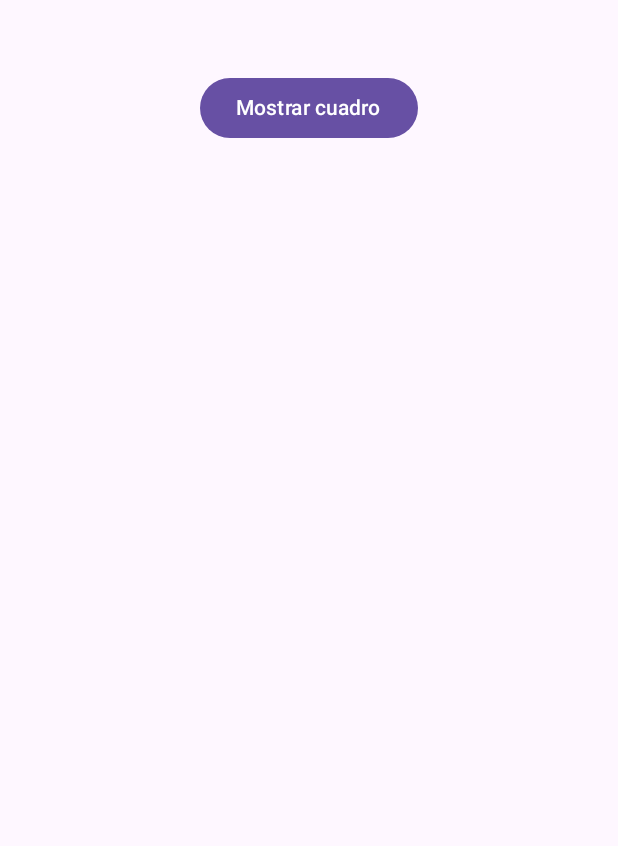
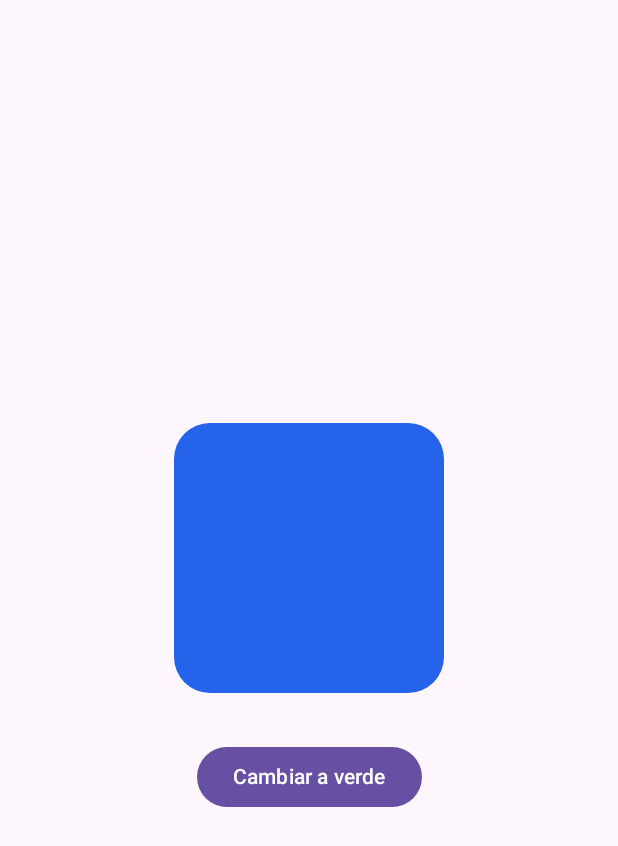
Before and after one commit to josueperez-ctrl/LaboratorioAnimaciones, an Android app built with Jetpack Compose: the screen it shows after launch (MainActivity), on a phone screen of 412 x 824 dp. Shown: the top 846 px of the screen. Run offline under Robolectric (Android 15) with nearby library versions, the phone set to English and light mode, and no system bars.

Commit message:
feat: animar cambio de color con animateColorAsState

```diff
--- a/app/src/main/java/com/example/laboratorioanimaciones/MainActivity.kt
+++ b/app/src/main/java/com/example/laboratorioanimaciones/MainActivity.kt
@@ -3,72 +3,24 @@ package com.example.laboratorioanimaciones
 import android.os.Bundle
 import androidx.activity.ComponentActivity
 import androidx.activity.compose.setContent
-import androidx.compose.foundation.background
-import androidx.compose.foundation.layout.Arrangement
-import androidx.compose.foundation.layout.Box
-import androidx.compose.foundation.layout.Column
 import androidx.compose.foundation.layout.fillMaxSize
-import androidx.compose.foundation.layout.padding
-import androidx.compose.foundation.layout.safeDrawingPadding
-import androidx.compose.foundation.layout.size
-import androidx.compose.foundation.shape.RoundedCornerShape
-import androidx.compose.material3.Button
 import androidx.compose.material3.MaterialTheme
 import androidx.compose.material3.Surface
-import androidx.compose.material3.Text
-import androidx.compose.runtime.Composable
-import androidx.compose.runtime.getValue
-import androidx.compose.runtime.mutableStateOf
-import androidx.compose.runtime.saveable.rememberSaveable
-import androidx.compose.runtime.setValue
-import androidx.compose.ui.Alignment
 import androidx.compose.ui.Modifier
-import androidx.compose.ui.graphics.Color
-import androidx.compose.ui.unit.dp
 
 class MainActivity : ComponentActivity() {
+
     override fun onCreate(savedInstanceState: Bundle?) {
         super.onCreate(savedInstanceState)
+
         setContent {
             MaterialTheme {
-                Surface(modifier = Modifier.fillMaxSize()) {
-                    EjercicioVisibilidad()
+                Surface(
+                    modifier = Modifier.fillMaxSize()
+                ) {
+                    Ejercicio2Color()
                 }
             }
         }
     }
 }
-
-@Composable
-private fun EjercicioVisibilidad() {
-    var mostrarCuadro by rememberSaveable { mutableStateOf(false) }
-
-    Column(
-        modifier = Modifier
-            .fillMaxSize()
-            .safeDrawingPadding()
-            .padding(top = 48.dp),
-        horizontalAlignment = Alignment.CenterHorizontally,
-        verticalArrangement = Arrangement.spacedBy(24.dp)
-    ) {
-        Button(onClick = { mostrarCuadro = !mostrarCuadro }) {
-            Text(if (mostrarCuadro) "Ocultar cuadro" else "Mostrar cuadro")
-        }
-
-        if (mostrarCuadro) {
-            CuadroAzul()
-        }
-    }
-}
-
-@Composable
-private fun CuadroAzul() {
-    Box(
-        modifier = Modifier
-            .size(140.dp)
-            .background(
-                color = Color(0xFF2563EB),
-                shape = RoundedCornerShape(16.dp)
-            )
-    )
-}
--- /dev/null
+++ b/app/src/main/java/com/example/laboratorioanimaciones/ui/theme/AnimatedVisibility.kt
@@ -0,0 +1 @@
+import androidx.compose.animation.AnimatedVisibility
--- /dev/null
+++ b/app/src/main/java/com/example/laboratorioanimaciones/ui/theme/Ejercicio2Color.kt
@@ -0,0 +1,68 @@
+package com.example.laboratorioanimaciones
+
+import androidx.compose.animation.animateColorAsState
+import androidx.compose.animation.core.tween
+import androidx.compose.foundation.background
+import androidx.compose.foundation.layout.Arrangement
+import androidx.compose.foundation.layout.Box
+import androidx.compose.foundation.layout.Column
+import androidx.compose.foundation.layout.fillMaxSize
+import androidx.compose.foundation.layout.safeDrawingPadding
+import androidx.compose.foundation.layout.size
+import androidx.compose.foundation.shape.RoundedCornerShape
+import androidx.compose.material3.Button
+import androidx.compose.material3.Text
+import androidx.compose.runtime.Composable
+import androidx.compose.runtime.getValue
+import androidx.compose.runtime.mutableStateOf
+import androidx.compose.runtime.saveable.rememberSaveable
+import androidx.compose.runtime.setValue
+import androidx.compose.ui.Alignment
+import androidx.compose.ui.Modifier
+import androidx.compose.ui.graphics.Color
+import androidx.compose.ui.unit.dp
+
+@Composable
+fun Ejercicio2Color() {
+    var usarVerde by rememberSaveable { mutableStateOf(false) }
+
+    val colorAnimado by animateColorAsState(
+        targetValue = if (usarVerde) {
+            Color(0xFF16A34A)
+        } else {
+            Color(0xFF2563EB)
+        },
+        animationSpec = tween(durationMillis = 1000),
+        label = "color del cuadro"
+    )
+
+    Column(
+        modifier = Modifier
+            .fillMaxSize()
+            .safeDrawingPadding(),
+        horizontalAlignment = Alignment.CenterHorizontally,
+        verticalArrangement = Arrangement.spacedBy(
+            space = 32.dp,
+            alignment = Alignment.CenterVertically
+        )
+    ) {
+        Box(
+            modifier = Modifier
+                .size(180.dp)
+                .background(
+                    color = colorAnimado,
+                    shape = RoundedCornerShape(24.dp)
+                )
+        )
+
+        Button(onClick = { usarVerde = !usarVerde }) {
+            Text(
+                text = if (usarVerde) {
+                    "Cambiar a azul"
+                } else {
+                    "Cambiar a verde"
+                }
+            )
+        }
+    }
+}
```
